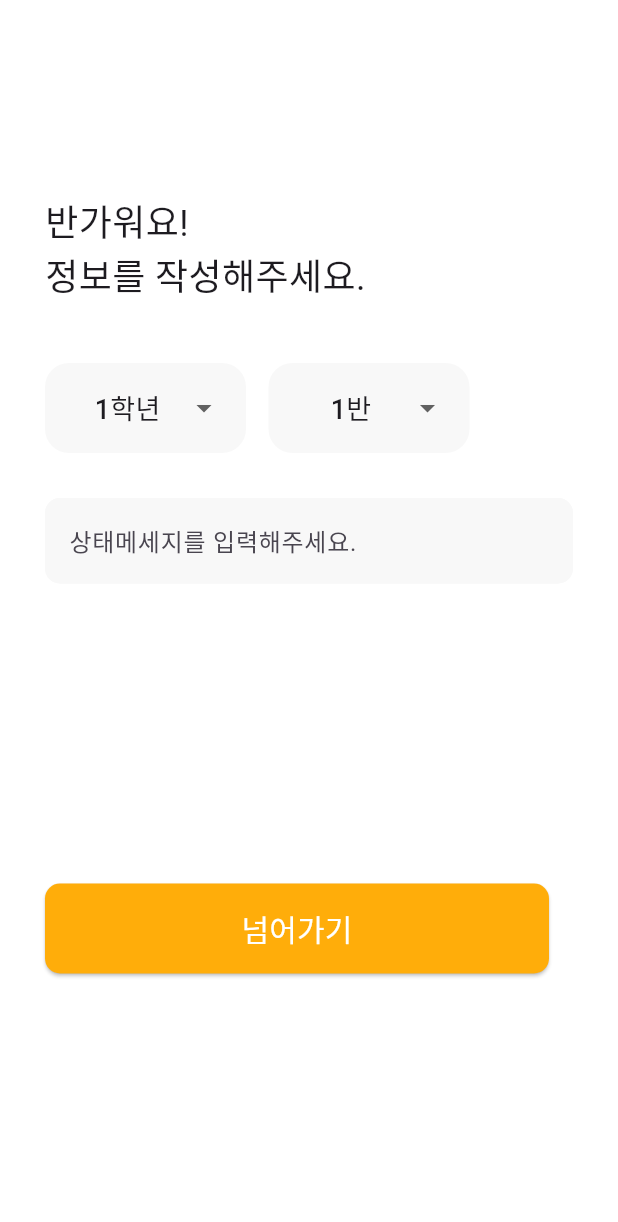
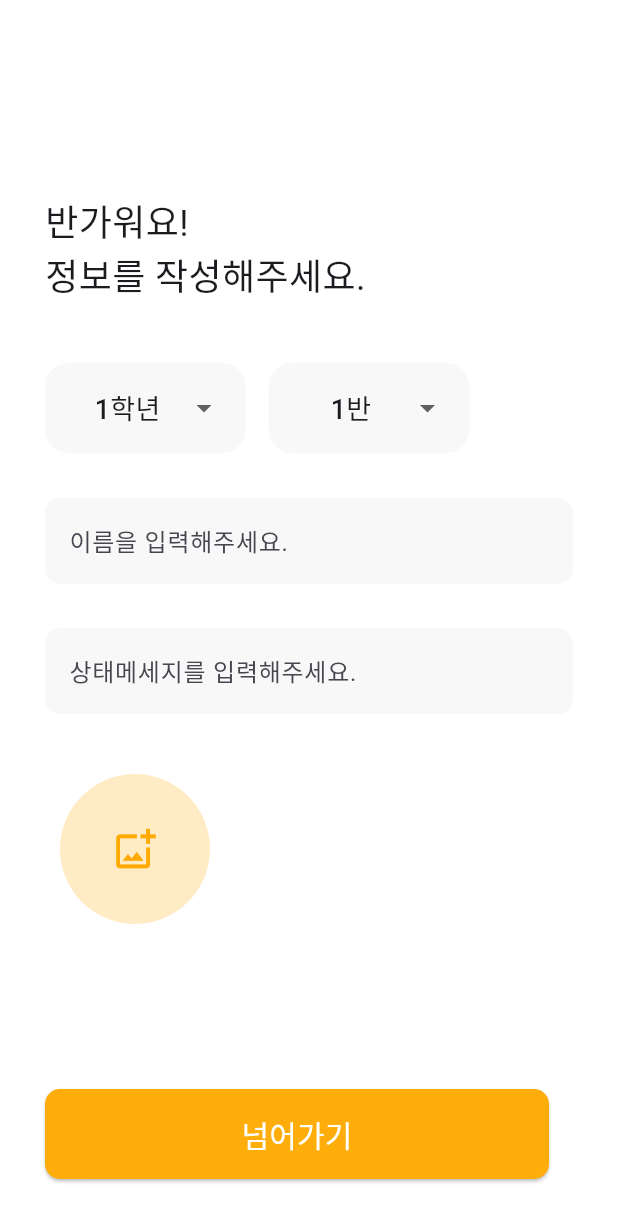
Before and after one commit to bab-babbab/Bab-Babbab-Frontend, a Flutter app: the InformationPage screen opened directly, on a phone screen of 412 x 824 dp. Shown: the top 1222 px of the screen. Run offline on Flutter 3.47's test engine with Material 3 defaults, Android fonts, the phone set to English and light mode, and no system bars; drawn by our look-alikes of dropdown_button2; our stand-ins replace firebase_auth, firebase_core, flutter_svg, google_sign_in, image_picker; accounts and stored records are empty; Roboto replaces fonts that are missing (Pretendard); project files that could hold a hidden picture were left out.

Commit message:
이미지 업로더 추가

```diff
--- a/lib/screens/main/InfoPage.dart
+++ b/lib/screens/main/InfoPage.dart
@@ -1,5 +1,7 @@
 import 'package:flutter/material.dart';
 import 'package:dropdown_button2/dropdown_button2.dart';
+import 'package:image_picker/image_picker.dart';
+import 'dart:io';
 
 class InformationPage extends StatefulWidget {
   const InformationPage({super.key});
@@ -9,8 +11,13 @@ class InformationPage extends StatefulWidget {
 }
 
 class _InformationPageState extends State<InformationPage> {
+  final picker = ImagePicker();
+  XFile? image; // 카메라로 촬영한 이미지를 저장할 변수
+  List<XFile?> multiImage = []; // 갤러리에서 여러 장의 사진을 선택해서 저장할 변수
+  List<XFile?> images = []; // 가져온 사진들을 보여주기 위한 변수
+
   List<String> gradeList = ['1학년', '2학년', '3학년'];
-  List<String> classList = ['1반', '2반'];
+  List<String> classList = ['1반', '2반', '3반', '4반', '5반', '6반'];
   String? dropdownValue = '1학년';
   String? classdropdown = '1반';
 
@@ -26,10 +33,7 @@ class _InformationPageState extends State<InformationPage> {
             const SizedBox(height: 100),
             const Text(
               "반가워요! \n정보를 작성해주세요.",
-              style: TextStyle(
-                fontFamily: 'Pretendard',
-                fontSize: 24,
-              ),
+              style: TextStyle(fontFamily: 'Pretendard', fontSize: 24),
             ),
             const SizedBox(height: 40),
             Row(
@@ -43,7 +47,8 @@ class _InformationPageState extends State<InformationPage> {
                       dropdownValue = newValue!;
                     });
                   },
-                  items: gradeList.map((item) {
+                  items:
+                      gradeList.map((item) {
                         return DropdownMenuItem<String>(
                           value: item,
                           child: Center(
@@ -87,7 +92,8 @@ class _InformationPageState extends State<InformationPage> {
                       classdropdown = newValue!;
                     });
                   },
-                  items: classList.map((item) {
+                  items:
+                      classList.map((item) {
                         return DropdownMenuItem<String>(
                           value: item,
                           child: Center(
@@ -126,12 +132,12 @@ class _InformationPageState extends State<InformationPage> {
             SizedBox(height: 30),
             TextField(
               decoration: InputDecoration(
-                  hintText: '상태메세지를 입력해주세요.',
+                hintText: '이름을 입력해주세요.',
                 fillColor: Color(0xffF8F8F8),
                 filled: true,
                 focusedBorder: OutlineInputBorder(
                   borderRadius: BorderRadius.all(Radius.circular(10)),
-                    borderSide: BorderSide(width: 1, color: Color(0xffF8F8F8))
+                  borderSide: BorderSide(width: 1, color: Color(0xffF8F8F8)),
                 ),
                 enabledBorder: OutlineInputBorder(
                   borderRadius: BorderRadius.all(Radius.circular(10.0)),
@@ -139,7 +145,51 @@ class _InformationPageState extends State<InformationPage> {
                 ),
               ),
             ),
-            SizedBox(height: 200),
+            SizedBox(height: 30),
+            TextField(
+              decoration: InputDecoration(
+                hintText: '상태메세지를 입력해주세요.',
+                fillColor: Color(0xffF8F8F8),
+                filled: true,
+                focusedBorder: OutlineInputBorder(
+                  borderRadius: BorderRadius.all(Radius.circular(10)),
+                  borderSide: BorderSide(width: 1, color: Color(0xffF8F8F8)),
+                ),
+                enabledBorder: OutlineInputBorder(
+                  borderRadius: BorderRadius.all(Radius.circular(10.0)),
+                  borderSide: BorderSide(color: Color(0xffF8F8F8)),
+                ),
+              ),
+            ),
+            SizedBox(height: 30),
+
+            //갤러리에서 가져오기
+            Container(
+              margin: EdgeInsets.all(10),
+              padding: EdgeInsets.all(5),
+              height: 100,
+              width: 100,
+              decoration: BoxDecoration(
+                color: Color(0xffFFEBC4),
+                borderRadius: BorderRadius.circular(999),
+              ),
+              child: IconButton(
+                onPressed: () async {
+                  multiImage = await picker.pickMultiImage();
+                  setState(() {
+                    //갤러리에서 가지고 온 사진들은 리스트 변수에 저장되므로 addAll()을 사용해서 images와 multiImage 리스트를 합쳐줍니다.
+                    images.addAll(multiImage);
+                  });
+                },
+                icon: Icon(
+                  Icons.add_photo_alternate_outlined,
+                  size: 30,
+                  color: Color(0xffFFAA00),
+                ),
+              ),
+            ),
+
+            SizedBox(height: 100),
             ElevatedButton(
               style: ElevatedButton.styleFrom(
                 minimumSize: const Size(336, 60),
@@ -153,10 +203,10 @@ class _InformationPageState extends State<InformationPage> {
                 style: TextStyle(
                   fontFamily: 'Pretendard',
                   fontSize: 20,
-                  color: Color(0xffFFFFFF)
+                  color: Color(0xffFFFFFF),
                 ),
               ),
-              onPressed:() => InformationPage(),
+              onPressed: () => InformationPage(),
             ),
           ],
         ),
--- a/pubspec.yaml
+++ b/pubspec.yaml
@@ -16,7 +16,7 @@ dependencies:
   firebase_core: ^2.24.2
   firebase_auth: ^4.17.5
   dropdown_button2: ^2.3.9
-
+  image_picker: ^0.8.7
   cupertino_icons: ^1.0.8
 
 dev_dependencies:
```
Also changed, not shown: pubspec.lock, 7 other files. Lines whose indentation alone changed are shown as unchanged.
